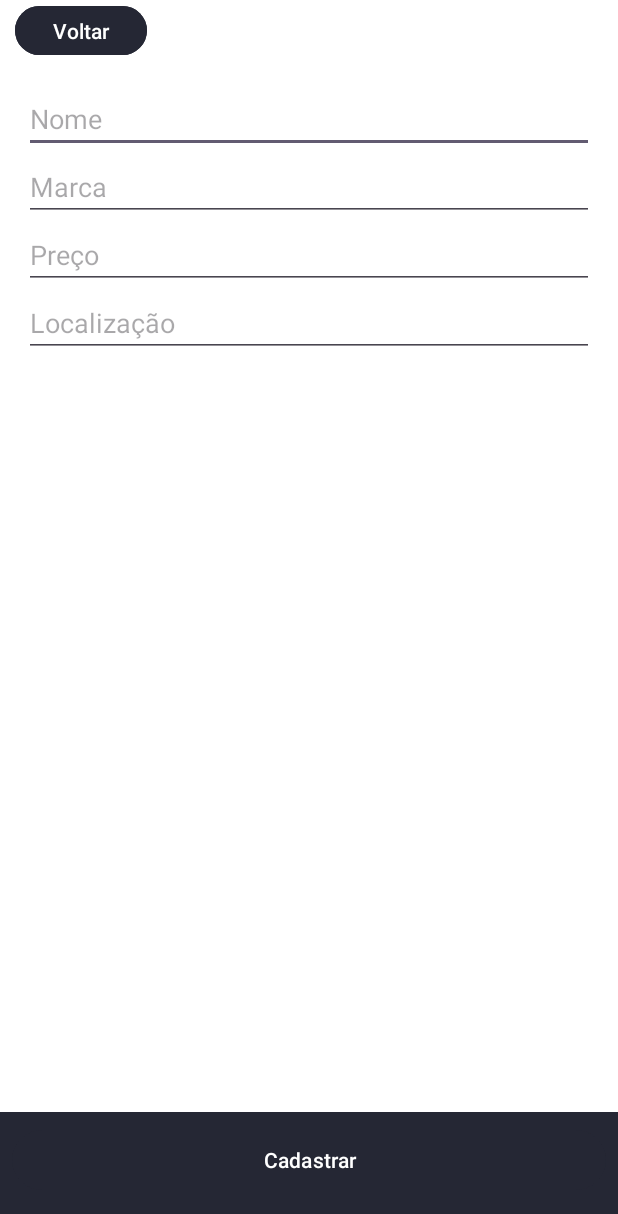
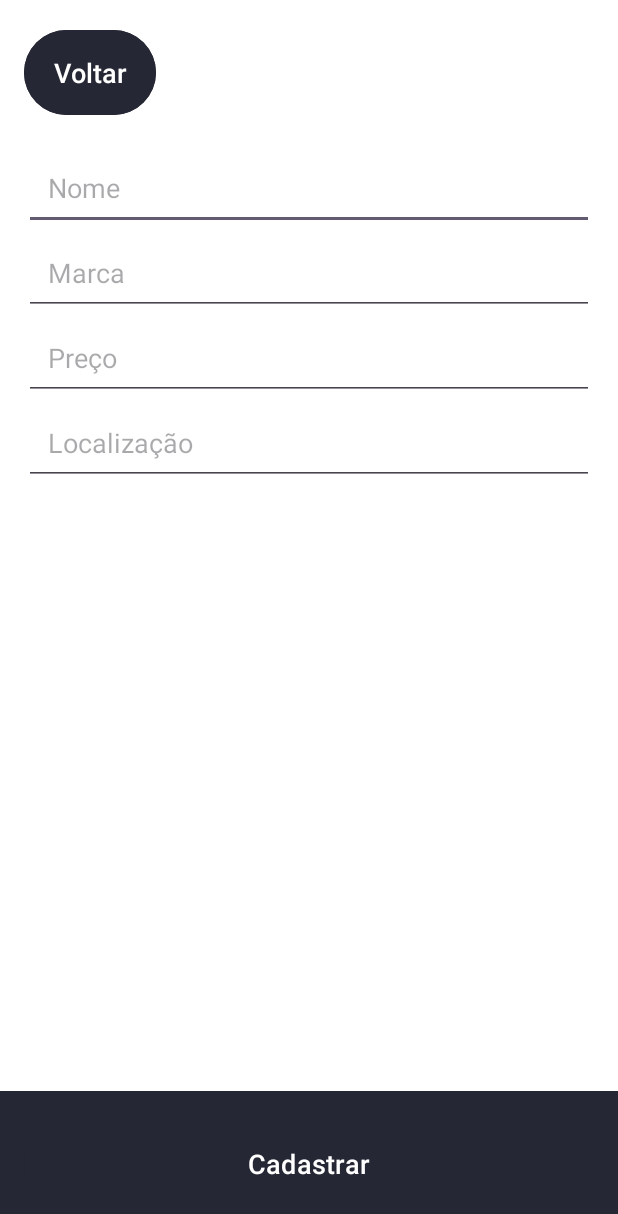
Before and after one commit to thmsVDC/supermercado_app, an Android app: the FormActivity screen opened directly, with no data from a screen before it, on a phone screen of 412 x 824 dp. Shown: the top 1214 px of the screen. Run offline under Robolectric (Android 15) with nearby library versions, the phone set to English and light mode, and no system bars.

Commit message:
A lot of things

```diff
--- a/app/src/main/res/layout/activity_form.xml
+++ b/app/src/main/res/layout/activity_form.xml
@@ -5,88 +5,89 @@
     android:id="@+id/main"
     android:layout_width="match_parent"
     android:layout_height="match_parent"
+    android:background="@color/white"
     tools:context=".FormActivity">
 
     <!-- Botão de Voltar -->
-    <LinearLayout
-        android:layout_width="match_parent"
-        android:layout_height="match_parent"
-        android:background="@color/white"
-        android:orientation="vertical">
-
     <Button
         android:id="@+id/btn_voltar"
+        android:layout_margin="16dp"
         android:layout_width="wrap_content"
+        android:layout_height="wrap_content"
+        android:text="Voltar"
+        android:backgroundTint="@color/primary"
+        android:textColor="@android:color/white"
+        android:padding="16dp"
+        android:textSize="18sp"
+        app:layout_constraintTop_toTopOf="parent"
+        app:layout_constraintStart_toStartOf="parent" />
+
+    <!-- Campos de Entrada -->
+    <LinearLayout
+        android:layout_width="0dp"
         android:layout_height="0dp"
-            android:layout_weight="0.5"
-            android:backgroundTint="@color/primary"
-            android:layout_marginLeft="10dp"
-            android:text="Voltar" />
-
-        <LinearLayout
-            android:layout_width="match_parent"
-            android:layout_height="0dp"
-            android:layout_weight="8.5"
         android:orientation="vertical"
-            android:padding="16dp">
+        android:padding="16dp"
+        app:layout_constraintTop_toBottomOf="@id/btn_voltar"
+        app:layout_constraintBottom_toTopOf="@id/barra_inferior"
+        app:layout_constraintStart_toStartOf="parent"
+        app:layout_constraintEnd_toEndOf="parent">
 
         <EditText
             android:id="@+id/editText_nome"
             android:layout_width="match_parent"
             android:layout_height="wrap_content"
-                android:ems="10"
             android:hint="Nome"
-                android:inputType="text" />
+            android:inputType="text"
+            android:padding="16dp"/>
 
         <EditText
             android:id="@+id/editText_marca"
             android:layout_width="match_parent"
             android:layout_height="wrap_content"
-                android:ems="10"
             android:hint="Marca"
-                android:inputType="text" />
+            android:inputType="text"
+            android:padding="16dp"/>
 
         <EditText
             android:id="@+id/editText_preco"
             android:layout_width="match_parent"
             android:layout_height="wrap_content"
-                android:ems="10"
             android:hint="Preço"
-                android:inputType="numberDecimal" />
+            android:inputType="numberDecimal"
+            android:padding="16dp"/>
 
         <EditText
             android:id="@+id/editText_localizacao"
             android:layout_width="match_parent"
             android:layout_height="wrap_content"
-                android:ems="10"
             android:hint="Localização"
-                android:inputType="text" />
-
+            android:inputType="text"
+            android:padding="16dp"/>
     </LinearLayout>
 
+    <!-- Barra inferior com o botão "Cadastrar" -->
     <LinearLayout
         android:id="@+id/barra_inferior"
-            android:layout_width="match_parent"
-            android:layout_height="0dp"
-            android:layout_weight="1"
+        android:layout_width="0dp"
+        android:layout_height="wrap_content"
         android:background="@color/primary"
         android:orientation="horizontal"
-            android:padding="8dp">
+        android:padding="16dp"
+        app:layout_constraintBottom_toBottomOf="parent"
+        app:layout_constraintStart_toStartOf="parent"
+        app:layout_constraintEnd_toEndOf="parent">
 
         <Button
             android:id="@+id/btn_polimorfismo"
             android:layout_width="match_parent"
             android:layout_height="wrap_content"
+            android:text="Cadastrar"
+            android:textColor="@android:color/white"
             android:backgroundTint="@color/primary"
-                android:text="Cadastrar"
-                android:textColor="@android:color/white" />
-
+            android:padding="16dp"
+            android:textSize="18sp"
+            android:gravity="center"/>
     </LinearLayout>
 
-    </LinearLayout>
-
-    <!-- Layout para os campos de entrada -->
-
-    <!-- Barra inferior com o botão "Cadastrar" -->
-
 </androidx.constraintlayout.widget.ConstraintLayout>
```
Also changed, not shown: app/src/main/AndroidManifest.xml (+5 -2 lines), app/src/main/java/com/example/crud_operations/AdminLoginActivity.java (added, +67 -0 lines), app/src/main/java/com/example/crud_operations/ListActivity.java (+35 -5 lines), app/src/main/java/com/example/crud_operations/MainActivity.java (+15 -0 lines), app/src/main/java/com/example/crud_operations/MyListActivity.java (+22 -5 lines), app/src/main/java/com/example/crud_operations/ProdutosAdapter.java (+23 -9 lines), app/src/main/res/drawable/plus_circle.xml (added, +12 -0 lines), app/src/main/res/drawable/rounded_button.xml (added, +8 -0 lines), app/src/main/res/layout/activity_admin_login.xml (added, +65 -0 lines), app/src/main/res/layout/activity_list.xml (+16 -8 lines), app/src/main/res/layout/activity_my_list.xml (+34 -9 lines), app/src/main/res/layout/item_produto.xml (+37 -36 lines). Lines whose indentation alone changed are shown as unchanged.
